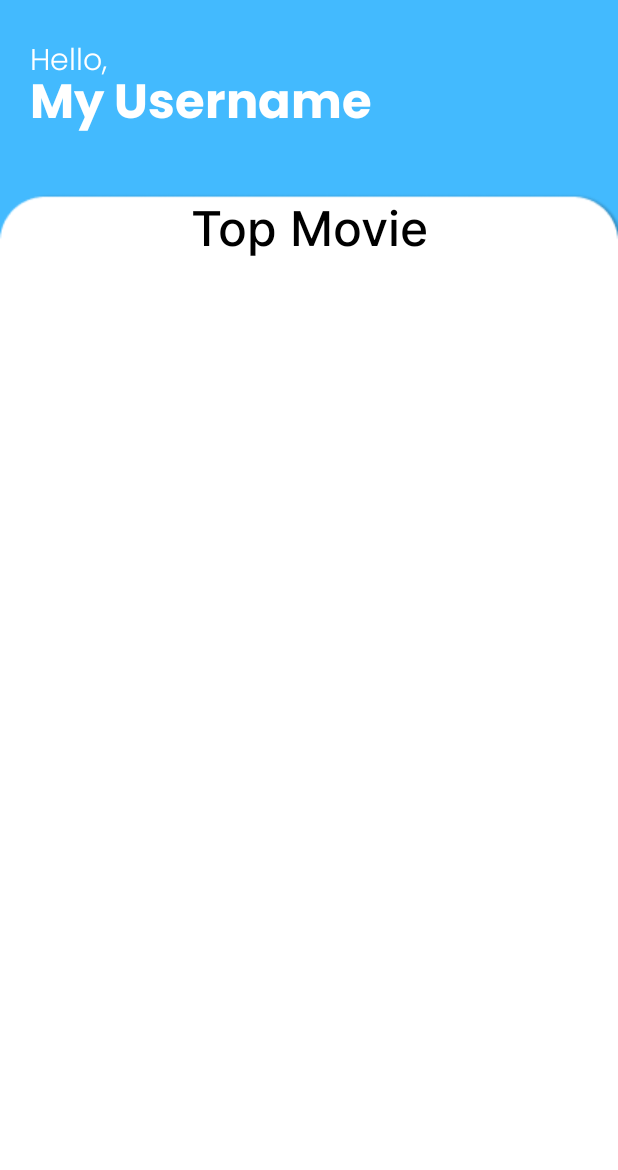
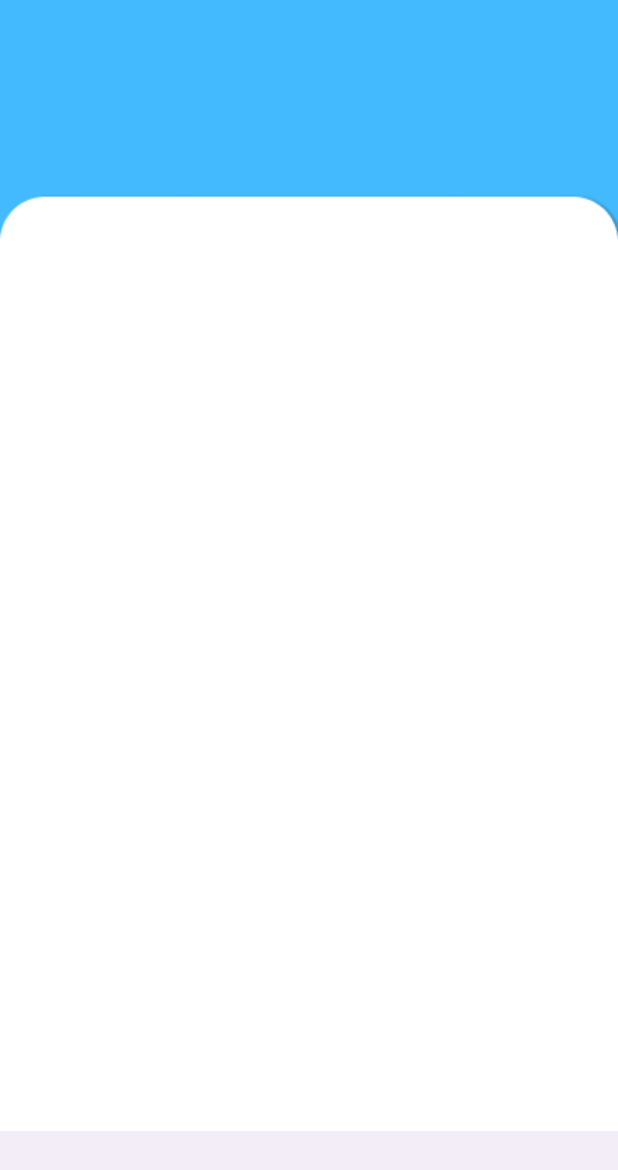
Before and after one commit to rifaset123/UTS_Android_RecycleView, an Android app: the layout activity_home.xml on its own in the app's theme, with its tools: preview values and no code run, on a phone screen of 412 x 824 dp. Shown: the top 1170 px of the screen. Run offline under Robolectric (Android 15) with nearby library versions, the phone set to English and light mode, and no system bars.

Commit message:
Bottom Navbar Recycle View Fragment - Tugas Pertemuan 8

```diff
--- a/app/src/main/java/com/example/uts_android/MainActivity.kt
+++ b/app/src/main/java/com/example/uts_android/MainActivity.kt
@@ -29,7 +29,7 @@ class MainActivity : AppCompatActivity() {
                 intentToHomepage.putExtra(NAMA_EXTRA, username.text.toString())
                 intentToHomepage.putExtra(PASSWORD_EXTRA, pass.text.toString())
 
-                if (username.text.toString() == "Rifa Indra Setiawan" && pass.text.toString() == "504193"){
+                if (username.text.toString() == "Rifa" && pass.text.toString() == "123"){
                     startActivity(intentToHomepage)
                 }
                 else{
--- a/app/src/main/res/layout/activity_home.xml
+++ b/app/src/main/res/layout/activity_home.xml
@@ -7,66 +7,26 @@
     android:background="@drawable/home_activity"
     tools:context=".home_activity">
 
-    <LinearLayout
-        android:id="@+id/linearLayout2"
-        android:layout_width="wrap_content"
-        android:layout_height="wrap_content"
-        android:orientation="vertical"
-        app:layout_constraintStart_toStartOf="parent"
-        app:layout_constraintTop_toTopOf="parent">
-
-        <TextView
-            android:id="@+id/hello"
-            android:layout_width="match_parent"
-            android:layout_height="match_parent"
-            android:layout_marginBottom="-15dp"
-            android:layout_weight="1"
-            android:fontFamily="@font/poppins_light"
-            android:paddingStart="20dp"
-            android:paddingTop="25dp"
-            android:text="@string/hello"
-            android:textColor="@color/white"
-            android:textSize="20sp" />
-
-        <TextView
-            android:id="@+id/txtusername"
-            android:layout_width="wrap_content"
-            android:layout_height="wrap_content"
-            android:fontFamily="@font/poppins_bold"
-            android:paddingStart="20dp"
-            android:text="My Username"
-            android:textColor="@color/white"
-            android:textSize="32sp" />
-    </LinearLayout>
-
-    <LinearLayout
-        android:id="@+id/linearLayout3"
-        android:layout_width="wrap_content"
-        android:layout_height="wrap_content"
-        android:orientation="vertical"
+    <FrameLayout
+        android:id="@+id/fragment_container"
+        android:layout_width="0dp"
+        android:layout_height="match_parent"
+        app:layout_constraintBottom_toTopOf="parent"
         app:layout_constraintEnd_toEndOf="parent"
         app:layout_constraintStart_toStartOf="parent"
-        app:layout_constraintTop_toBottomOf="@+id/linearLayout2">
+        app:layout_constraintTop_toTopOf="parent"/>
 
-        <TextView
-            android:id="@+id/TopMovie"
-            android:layout_width="match_parent"
-            android:layout_height="match_parent"
-            android:fontFamily="@font/inter_medium"
-            android:gravity="center"
-            android:paddingTop="30dp"
-            android:paddingBottom="20dp"
-            android:text="Top Movie"
-            android:textColor="@color/black"
-            android:textSize="32sp" />
-    </LinearLayout>
+    <com.google.android.material.bottomnavigation.BottomNavigationView
+        android:id="@+id/bottomNavigationView"
+        android:layout_width="match_parent"
+        android:layout_height="70dp"
+        android:layout_alignParentBottom="true"
+        app:layout_constraintBottom_toBottomOf="parent"
+        app:layout_constraintEnd_toEndOf="parent"
+        app:layout_constraintHorizontal_bias="0.5"
+        app:layout_constraintStart_toStartOf="parent"
+        app:menu="@menu/menu"/>
 
-    <androidx.recyclerview.widget.RecyclerView
-        android:id="@+id/MyRecyclerView"
-        android:layout_width="409dp"
-        android:layout_height="633dp"
-        android:layout_marginTop="1dp"
-        app:layout_constraintStart_toStartOf="parent"
-        app:layout_constraintTop_toBottomOf="@+id/linearLayout3" />
+
 
 </androidx.constraintlayout.widget.ConstraintLayout>
--- a/app/src/main/res/values/colors.xml
+++ b/app/src/main/res/values/colors.xml
@@ -7,4 +7,7 @@
     <color name="coklat">#B2AFAF</color>
     <color name="colorRatingActive">#FFA235</color>
     <color name="colorRatingInactive">#BEBEBE</color>
+    <color name="button_bgcolor">#EEEEEE</color>
+    <color name="button_bgcolor_press">#2e89b1</color>
+    <color name="button_bgcolor_enable">#3db5ea</color>
 </resources>
--- a/app/src/main/res/values/strings.xml
+++ b/app/src/main/res/values/strings.xml
@@ -1,5 +1,5 @@
 <resources>
-    <string name="app_name">UTS FILM</string>
+    <string name="app_name">Tugas_BottomNav</string>
     <string name="welcome">Selamat Datang !</string>
     <string name="login_page">LOGIN PAGE</string>
     <string name="login_username">Username</string>
@@ -37,5 +37,7 @@
         <item>Mandiri Transfer</item>
         <item>BRIVA</item>
     </array>
+    <!-- TODO: Remove or change this placeholder text -->
+    <string name="hello_blank_fragment">Hello blank fragment</string>
 
 </resources>
```
Also changed, not shown: app/src/main/java/com/example/uts_android/home_activity.kt (+44 -9 lines).
